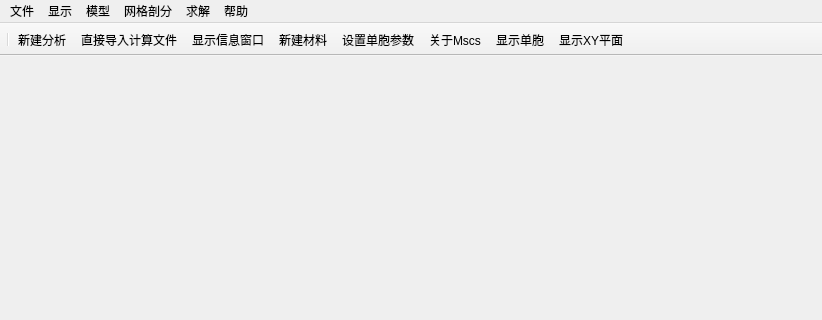
Above: forms/mainwindow.ui from lyq105/mscs before the change; both pictures show x 0 to 822 and y 0 to 320 of the 822 by 667 pixel window. Below: the same form after it.
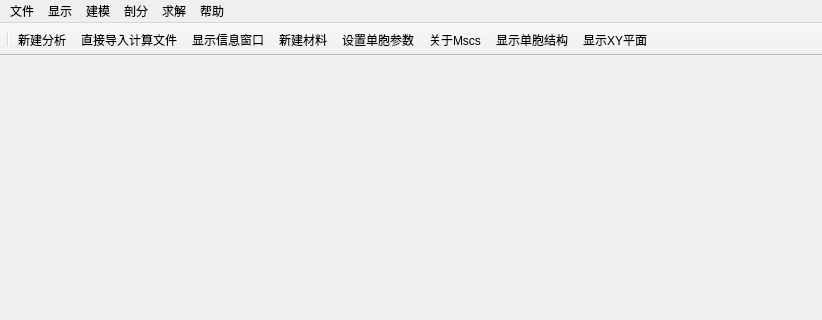
That is the form after the change. Icons and pictures are not drawn.

```diff
--- a/forms/mainwindow.ui
+++ b/forms/mainwindow.ui
@@ -56,7 +56,7 @@
    </widget>
    <widget class="QMenu" name="menu_model">
     <property name="title">
-     <string>模型</string>
+     <string>建模</string>
     </property>
     <widget class="QMenu" name="menu_set_cell">
      <property name="title">
@@ -89,7 +89,7 @@
      <bool>true</bool>
     </property>
     <property name="title">
-     <string>网格剖分</string>
+     <string>剖分</string>
     </property>
     <addaction name="action_mesh_cell"/>
     <addaction name="action_mesh_homo"/>
@@ -196,7 +196,7 @@
      <normaloff>:/icons/icons/games-config-tiles.png</normaloff>:/icons/icons/games-config-tiles.png</iconset>
    </property>
    <property name="text">
-    <string>显示单胞</string>
+    <string>显示单胞结构</string>
    </property>
   </action>
   <action name="action_show_homogeo">
```
Left out of the diff: 7 changed lines with no effect on the pictures.
